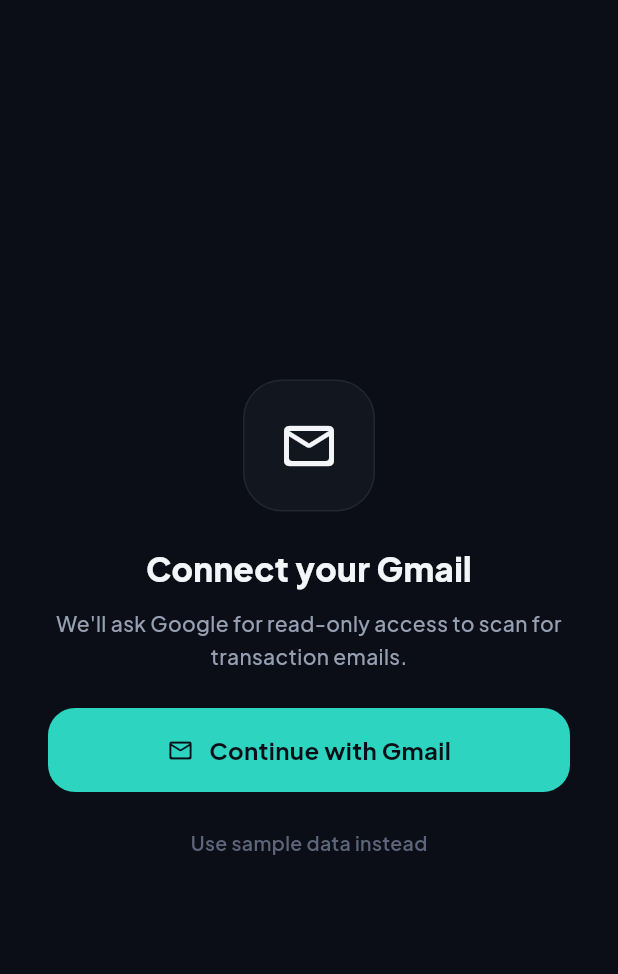
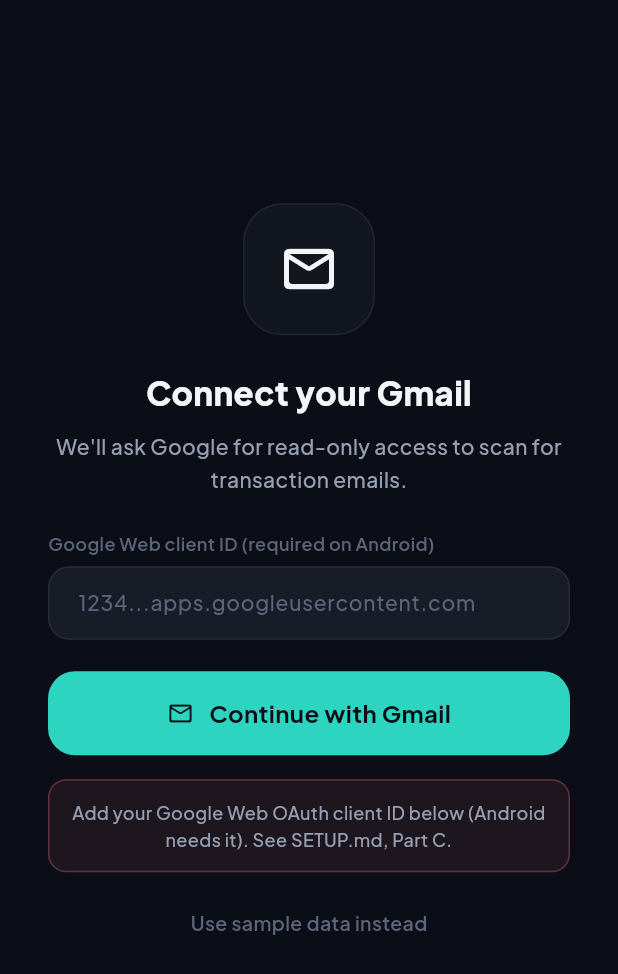
Before and after one commit to monkscode/personal-manager, a Flutter app: the ConnectScreen widget shown alone on an empty page, opened directly, after a tap on "Continue with Gmail", on a phone screen of 412 x 824 dp. Shown: the top 974 px of the screen. Run offline on Flutter 3.47's test engine with Material 3 defaults, Android fonts, the phone set to English and light mode, and no system bars; our stand-ins replace flutter_riverpod, google_sign_in, googleapis_auth, shared_preferences; accounts and stored records are empty.

Commit message:
Fix Android Gmail sign-in (serverClientId) + shrink APK
- Gmail sign-in on Android (google_sign_in v7 / Credential Manager) requires the
  Google Web OAuth client ID as serverClientId. Add a field on the Connect
  screen to enter it, thread it through state -> GmailService.initialize, and
  fail early with a clear message when it's missing. This unblocks the
  "serverClientId must be provided on Android" error (Vertex parsing runs only
  after sign-in succeeds).
- Smaller APK: CI now builds `--release --split-per-abi` and uploads the per-ABI
  release APKs (arm64 ~10-15 MB vs ~50 MB universal debug). Same debug-key SHA-1.
- SETUP.md: add the Web OAuth client step, new APK name, and troubleshooting.

Co-Authored-By: Claude Opus 4.8 <noreply@anthropic.com>
Claude-Session: https://claude.ai/code/session_018A3ppYERsCBQCRZyLvcmJX

```diff
--- a/lib/data/app_controller.dart
+++ b/lib/data/app_controller.dart
@@ -78,6 +78,7 @@ class AppController extends Notifier<AppState> {
   void setAiEndpoint(String v) => _update(state.copyWith(aiEndpoint: v));
   void setAiServiceAccount(String v) => _update(state.copyWith(aiServiceAccount: v));
   void setAiRegion(String v) => _update(state.copyWith(aiRegion: v));
+  void setGmailServerClientId(String v) => _update(state.copyWith(gmailServerClientId: v));
 
   // ---- Real on-device Gmail scan -------------------------------------------
   // Reads Gmail read-only on the device, parses bills locally, and moves to the
@@ -112,6 +113,7 @@ class AppController extends Notifier<AppState> {
     try {
       final result = await _gmail.scan(
         aiExtract: aiExtract,
+        serverClientId: state.gmailServerClientId,
         onProgress: (done, total) {
           final pct = total == 0 ? 100 : (done / total * 100).round();
           state = state.copyWith(scanProgress: pct.clamp(0, 100), scanCount: done);
--- a/lib/data/app_state.dart
+++ b/lib/data/app_state.dart
@@ -34,6 +34,7 @@ class AppState {
     this.aiEndpoint = 'https://generativelanguage.googleapis.com/v1beta',
     this.aiServiceAccount = '',
     this.aiRegion = 'us-central1',
+    this.gmailServerClientId = '',
   });
 
   final String stage;
@@ -66,6 +67,7 @@ class AppState {
   final String aiEndpoint;
   final String aiServiceAccount; // Vertex service-account key JSON (on-device only)
   final String aiRegion; // Vertex region, e.g. us-central1
+  final String gmailServerClientId; // Google **Web** OAuth client ID (required on Android)
 
   bool get isDark => theme != 'light';
   bool get aiEnabled => aiApiKey.trim().isNotEmpty || aiServiceAccount.trim().isNotEmpty;
@@ -98,6 +100,7 @@ class AppState {
     String? aiEndpoint,
     String? aiServiceAccount,
     String? aiRegion,
+    String? gmailServerClientId,
   }) {
     return AppState(
       stage: stage ?? this.stage,
@@ -126,6 +129,7 @@ class AppState {
       aiEndpoint: aiEndpoint ?? this.aiEndpoint,
       aiServiceAccount: aiServiceAccount ?? this.aiServiceAccount,
       aiRegion: aiRegion ?? this.aiRegion,
+      gmailServerClientId: gmailServerClientId ?? this.gmailServerClientId,
     );
   }
 
@@ -149,6 +153,7 @@ class AppState {
         'aiEndpoint': aiEndpoint,
         'aiServiceAccount': aiServiceAccount,
         'aiRegion': aiRegion,
+        'gmailServerClientId': gmailServerClientId,
       };
 
   factory AppState.fromJson(Map<String, dynamic> j) {
@@ -178,6 +183,7 @@ class AppState {
       aiEndpoint: j['aiEndpoint'] as String? ?? 'https://generativelanguage.googleapis.com/v1beta',
       aiServiceAccount: j['aiServiceAccount'] as String? ?? '',
       aiRegion: j['aiRegion'] as String? ?? 'us-central1',
+      gmailServerClientId: j['gmailServerClientId'] as String? ?? '',
     );
   }
 
--- a/lib/features/onboarding/connect_screen.dart
+++ b/lib/features/onboarding/connect_screen.dart
@@ -5,16 +5,38 @@ import '../../core/theme.dart';
 import '../../data/app_controller.dart';
 import '../../widgets/ui.dart';
 
-class ConnectScreen extends ConsumerWidget {
+class ConnectScreen extends ConsumerStatefulWidget {
   const ConnectScreen({super.key});
 
   @override
-  Widget build(BuildContext context, WidgetRef ref) {
+  ConsumerState<ConnectScreen> createState() => _ConnectScreenState();
+}
+
+class _ConnectScreenState extends ConsumerState<ConnectScreen> {
+  late final TextEditingController _clientId;
+
+  @override
+  void initState() {
+    super.initState();
+    _clientId = TextEditingController(text: ref.read(appControllerProvider).gmailServerClientId);
+  }
+
+  @override
+  void dispose() {
+    _clientId.dispose();
+    super.dispose();
+  }
+
+  @override
+  Widget build(BuildContext context) {
     final p = context.palette;
     final ctrl = ref.read(appControllerProvider.notifier);
     final scanError = ref.watch(appControllerProvider.select((s) => s.scanError));
-    return Padding(
+
+    return SingleChildScrollView(
       padding: const EdgeInsets.symmetric(horizontal: 32, vertical: 28),
+      child: ConstrainedBox(
+        constraints: BoxConstraints(minHeight: MediaQuery.of(context).size.height - 120),
         child: Column(
           mainAxisAlignment: MainAxisAlignment.center,
           children: [
@@ -37,6 +59,18 @@ class ConnectScreen extends ConsumerWidget {
                 textAlign: TextAlign.center,
                 style: jakarta(size: 14, weight: FontWeight.w500, height: 1.6, color: p.textSecondary)),
             const SizedBox(height: 24),
+            // Android needs the Google Web OAuth client ID for sign-in.
+            Align(
+              alignment: Alignment.centerLeft,
+              child: FieldLabel('Google Web client ID (required on Android)'),
+            ),
+            AppTextField(
+              controller: _clientId,
+              hint: '1234...apps.googleusercontent.com',
+              fillAlt: true,
+              onChanged: ctrl.setGmailServerClientId,
+            ),
+            const SizedBox(height: 20),
             PrimaryButton(
               label: 'Continue with Gmail',
               onTap: ctrl.connectGmail,
@@ -64,6 +98,7 @@ class ConnectScreen extends ConsumerWidget {
             ),
           ],
         ),
+      ),
     );
   }
 }
--- a/lib/services/gmail_service.dart
+++ b/lib/services/gmail_service.dart
@@ -58,6 +58,7 @@ class GmailService {
   Future<GmailScanResult> scan({
     void Function(int done, int total)? onProgress,
     Future<List<ParsedBill>> Function(List<RawEmail>)? aiExtract,
+    String? serverClientId,
   }) async {
     final signIn = GoogleSignIn.instance;
     if (!signIn.supportsAuthenticate()) {
@@ -65,9 +66,16 @@ class GmailService {
           GmailFailure.unsupported, 'Gmail sign-in isn\'t available on this device.');
     }
 
+    // Android's Credential Manager sign-in requires the Google **Web** OAuth
+    // client ID (serverClientId). Fail early with a clear message if missing.
+    if (serverClientId == null || serverClientId.trim().isEmpty) {
+      throw const GmailScanException(GmailFailure.notConfigured,
+          'Add your Google Web OAuth client ID below (Android needs it). See SETUP.md, Part C.');
+    }
+
     if (!_initialized) {
       try {
-        await signIn.initialize();
+        await signIn.initialize(serverClientId: serverClientId.trim());
         _initialized = true;
       } catch (e) {
         throw GmailScanException(GmailFailure.notConfigured,
```
Also changed, not shown: 2 other files. Lines whose indentation alone changed are shown as unchanged.
